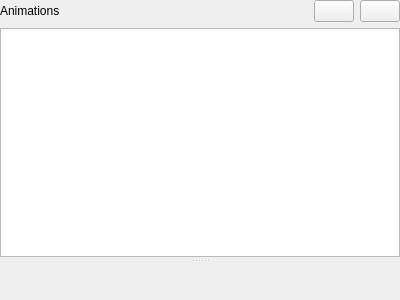
skwee/dmut, file src/animationlistframe.ui: the form before one commit.
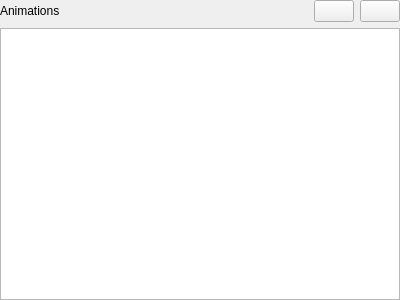
The form after the commit. Icons and pictures are not drawn.

Commit message: ability to add frames to animations

Diff of the .ui file:
```diff
--- a/src/animationlistframe.ui
+++ b/src/animationlistframe.ui
@@ -33,16 +33,6 @@
     <number>0</number>
    </property>
    <item>
-    <widget class="QSplitter" name="splitter">
-     <property name="orientation">
-      <enum>Qt::Vertical</enum>
-     </property>
-     <property name="handleWidth">
-      <number>8</number>
-     </property>
-     <property name="childrenCollapsible">
-      <bool>false</bool>
-     </property>
      <widget class="QFrame" name="animationListFrame">
       <property name="frameShape">
        <enum>QFrame::NoFrame</enum>
@@ -113,15 +103,6 @@
         <widget class="QTreeView" name="animationList"/>
        </item>
       </layout>
-     </widget>
-     <widget class="QFrame" name="frame_2">
-      <property name="frameShape">
-       <enum>QFrame::NoFrame</enum>
-      </property>
-      <property name="frameShadow">
-       <enum>QFrame::Raised</enum>
-      </property>
-     </widget>
     </widget>
    </item>
   </layout>
```
Lines whose indentation alone changed are shown as unchanged. The commit also changes 19 other files.
